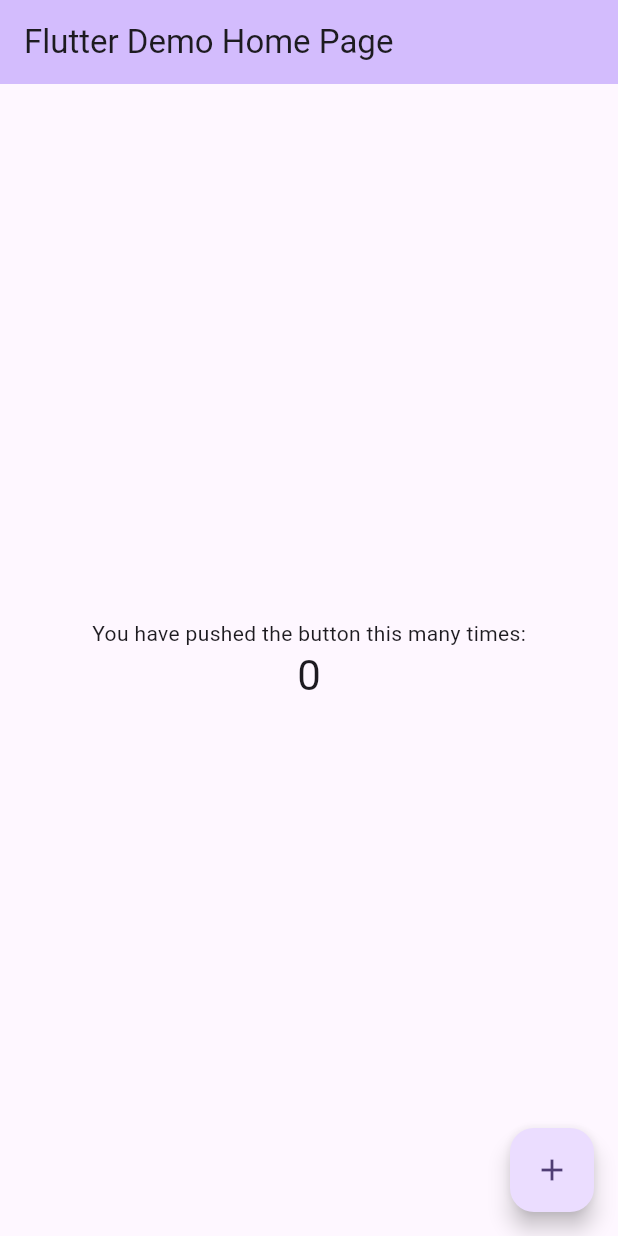
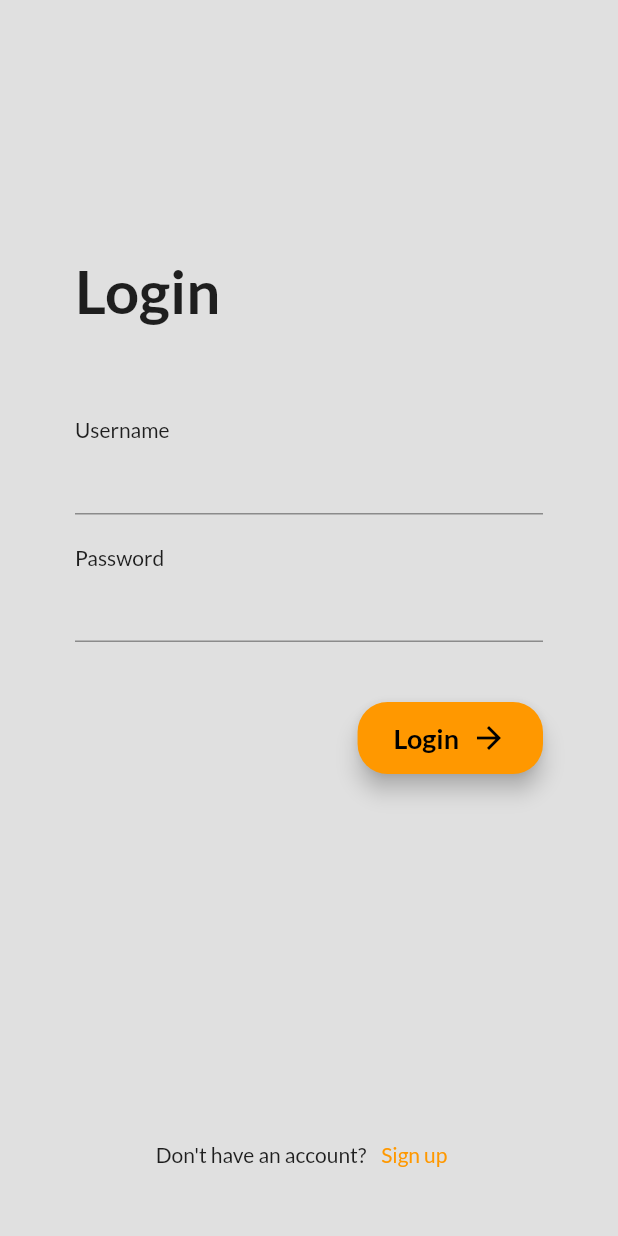
Before and after one commit to SyedAhmed334/ecommerce-app-ui-flutter, a Flutter app: the screen it shows after launch, on a phone screen of 412 x 824 dp. Run offline on Flutter 3.47's test engine with Material 2 defaults, Android fonts, the phone set to English and light mode, and no system bars; our stand-ins replace fluttertoast, google_fonts.

Commit message:
created login page

```diff
--- a/lib/main.dart
+++ b/lib/main.dart
@@ -1,125 +1,152 @@
+// ignore_for_file: prefer_const_constructors, prefer_const_literals_to_create_immutables
+
 import 'package:flutter/material.dart';
+import 'package:fluttertoast/fluttertoast.dart';
+import 'package:google_fonts/google_fonts.dart';
 
 void main() {
-  runApp(const MyApp());
+  runApp(LoginPage());
 }
 
-class MyApp extends StatelessWidget {
-  const MyApp({super.key});
+class LoginPage extends StatefulWidget {
+  @override
+  State<LoginPage> createState() => _LoginPageState();
+}
 
-  // This widget is the root of your application.
+class _LoginPageState extends State<LoginPage> {
+  GlobalKey<FormState> _formKey = GlobalKey<FormState>();
+
   @override
   Widget build(BuildContext context) {
     return MaterialApp(
-      title: 'Flutter Demo',
+      debugShowCheckedModeBanner: false,
       theme: ThemeData(
-        // This is the theme of your application.
-        //
-        // TRY THIS: Try running your application with "flutter run". You'll see
-        // the application has a blue toolbar. Then, without quitting the app,
-        // try changing the seedColor in the colorScheme below to Colors.green
-        // and then invoke "hot reload" (save your changes or press the "hot
-        // reload" button in a Flutter-supported IDE, or press "r" if you used
-        // the command line to start the app).
-        //
-        // Notice that the counter didn't reset back to zero; the application
-        // state is not lost during the reload. To reset the state, use hot
-        // restart instead.
-        //
-        // This works for code too, not just values: Most code changes can be
-        // tested with just a hot reload.
-        colorScheme: ColorScheme.fromSeed(seedColor: Colors.deepPurple),
-        useMaterial3: true,
+        primarySwatch: Colors.orange,
+        textTheme: GoogleFonts.latoTextTheme(
+          Theme.of(context).textTheme,
         ),
-      home: const MyHomePage(title: 'Flutter Demo Home Page'),
+        scaffoldBackgroundColor: Colors.grey.shade300,
+      ),
+      home: Scaffold(
+        body: SingleChildScrollView(
+          child: Form(
+            key: _formKey,
+            child: Padding(
+              padding: const EdgeInsets.symmetric(horizontal: 20, vertical: 20),
+              child: Column(
+                crossAxisAlignment: CrossAxisAlignment.start,
+                children: [
+                  Padding(
+                    padding: const EdgeInsets.symmetric(
+                        horizontal: 30, vertical: 150),
+                    child: Column(
+                      crossAxisAlignment: CrossAxisAlignment.start,
+                      children: [
+                        Text(
+                          "Login",
+                          textAlign: TextAlign.center,
+                          style: TextStyle(
+                              fontSize: 40, fontWeight: FontWeight.bold),
+                        ),
+                        SizedBox(
+                          height: 60,
+                        ),
+                        Text('Username'),
+                        TextFormField(
+                          keyboardType: TextInputType.emailAddress,
+                          validator: (value) {
+                            if (value == null || value.isEmpty) {
+                              return 'Please enter some text';
+                            }
+                            return null;
+                          },
+                        ),
+                        SizedBox(
+                          height: 20,
+                        ),
+                        Text('Password'),
+                        TextFormField(
+                          obscureText: true,
+                          validator: (value) {
+                            if (value == null || value.isEmpty) {
+                              return 'Please enter some text';
+                            }
+                            if (value.length < 8) {
+                              return 'Password must be at least 8 characters long';
+                            }
+                            if (!value.contains(RegExp(r'[0-9]'))) {
+                              return 'Password must contain at least one number';
+                            }
+                            return null;
+                          },
+                        ),
+                        SizedBox(
+                          height: 40,
+                        ),
+                        Align(
+                          alignment: Alignment.centerRight,
+                          child: ElevatedButton(
+                            style: ButtonStyle(
+                                elevation: MaterialStateProperty.all(6),
+                                shape: MaterialStateProperty.all(
+                                    RoundedRectangleBorder(
+                                        borderRadius:
+                                            BorderRadius.circular(20)))),
+                            onPressed: () {
+                              if (_formKey.currentState!.validate()) {
+                                print('success');
+                                Fluttertoast.showToast(
+                                  msg: "Logged In Successfully",
+                                  toastLength: Toast.LENGTH_LONG,
+                                  backgroundColor: Colors.blue,
                                 );
                               }
-}
-
-class MyHomePage extends StatefulWidget {
-  const MyHomePage({super.key, required this.title});
-
-  // This widget is the home page of your application. It is stateful, meaning
-  // that it has a State object (defined below) that contains fields that affect
-  // how it looks.
-
-  // This class is the configuration for the state. It holds the values (in this
-  // case the title) provided by the parent (in this case the App widget) and
-  // used by the build method of the State. Fields in a Widget subclass are
-  // always marked "final".
-
-  final String title;
-
-  @override
-  State<MyHomePage> createState() => _MyHomePageState();
-}
-
-class _MyHomePageState extends State<MyHomePage> {
-  int _counter = 0;
-
-  void _incrementCounter() {
-    setState(() {
-      // This call to setState tells the Flutter framework that something has
-      // changed in this State, which causes it to rerun the build method below
-      // so that the display can reflect the updated values. If we changed
-      // _counter without calling setState(), then the build method would not be
-      // called again, and so nothing would appear to happen.
-      _counter++;
-    });
-  }
-
-  @override
-  Widget build(BuildContext context) {
-    // This method is rerun every time setState is called, for instance as done
-    // by the _incrementCounter method above.
-    //
-    // The Flutter framework has been optimized to make rerunning build methods
-    // fast, so that you can just rebuild anything that needs updating rather
-    // than having to individually change instances of widgets.
-    return Scaffold(
-      appBar: AppBar(
-        // TRY THIS: Try changing the color here to a specific color (to
-        // Colors.amber, perhaps?) and trigger a hot reload to see the AppBar
-        // change color while the other colors stay the same.
-        backgroundColor: Theme.of(context).colorScheme.inversePrimary,
-        // Here we take the value from the MyHomePage object that was created by
-        // the App.build method, and use it to set our appbar title.
-        title: Text(widget.title),
+                            }, // Call the _submitForm function when pressed
+                            child: Padding(
+                              padding: const EdgeInsets.symmetric(
+                                  vertical: 12.0, horizontal: 8),
+                              child: Row(
+                                mainAxisSize: MainAxisSize.min,
+                                children: [
+                                  Text(
+                                    'Login',
+                                    style: TextStyle(
+                                        fontWeight: FontWeight.bold,
+                                        fontSize: 18),
                                   ),
-      body: Center(
-        // Center is a layout widget. It takes a single child and positions it
-        // in the middle of the parent.
-        child: Column(
-          // Column is also a layout widget. It takes a list of children and
-          // arranges them vertically. By default, it sizes itself to fit its
-          // children horizontally, and tries to be as tall as its parent.
-          //
-          // Column has various properties to control how it sizes itself and
-          // how it positions its children. Here we use mainAxisAlignment to
-          // center the children vertically; the main axis here is the vertical
-          // axis because Columns are vertical (the cross axis would be
-          // horizontal).
-          //
-          // TRY THIS: Invoke "debug painting" (choose the "Toggle Debug Paint"
-          // action in the IDE, or press "p" in the console), to see the
-          // wireframe for each widget.
-          mainAxisAlignment: MainAxisAlignment.center,
-          children: <Widget>[
-            const Text(
-              'You have pushed the button this many times:',
+                                  SizedBox(width: 8),
+                                  // Add some space between the icon and label
+                                  Icon(Icons.arrow_forward),
+                                ],
                               ),
-            Text(
-              '$_counter',
-              style: Theme.of(context).textTheme.headlineMedium,
+                            ),
+                          ),
                         ),
                       ],
                     ),
                   ),
-      floatingActionButton: FloatingActionButton(
-        onPressed: _incrementCounter,
-        tooltip: 'Increment',
-        child: const Icon(Icons.add),
-      ), // This trailing comma makes auto-formatting nicer for build methods.
+                  Container(
+                    padding: EdgeInsets.only(top: 80),
+                    child: Align(
+                      alignment: Alignment.bottomCenter,
+                      child: Row(
+                        mainAxisAlignment: MainAxisAlignment.center,
+                        children: [
+                          Text('Don\'t have an account?'),
+                          TextButton(
+                            onPressed: () {},
+                            child: Text('Sign up'),
+                          ),
+                        ],
+                      ),
+                    ),
+                  ),
+                ],
+              ),
+            ),
+          ),
+        ),
+      ),
     );
   }
 }
--- a/pubspec.yaml
+++ b/pubspec.yaml
@@ -35,6 +35,8 @@ dependencies:
   # The following adds the Cupertino Icons font to your application.
   # Use with the CupertinoIcons class for iOS style icons.
   cupertino_icons: ^1.0.2
+  google_fonts: ^6.0.0
+  fluttertoast: ^8.2.2
 
 dev_dependencies:
   flutter_test:
```
Also changed, not shown: pubspec.lock, 1 other file. Lines whose indentation alone changed are shown as unchanged.
